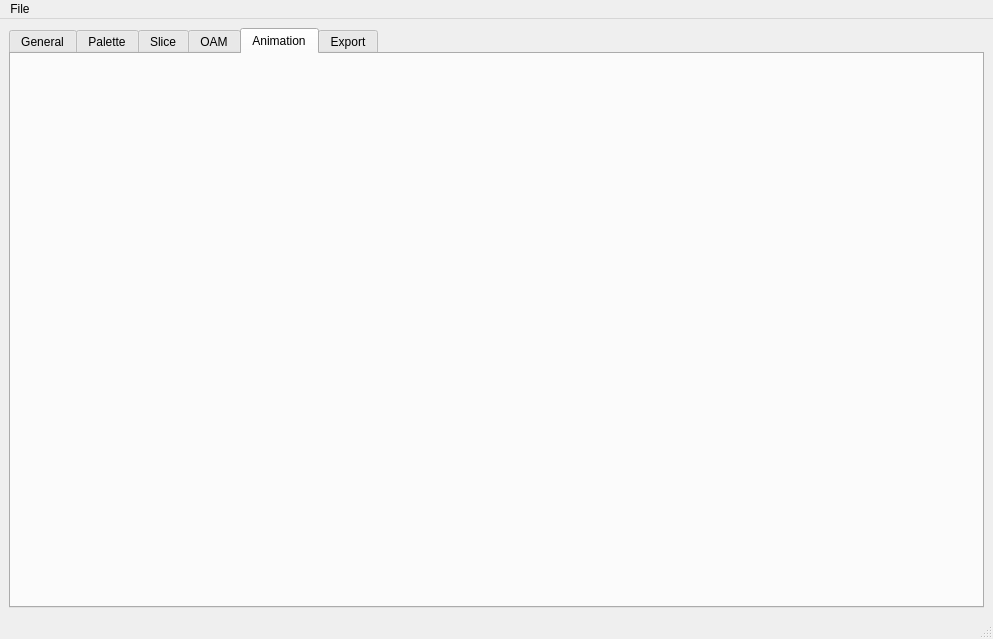
Above: FamiAnimator/mainwindow.ui from evgenykzz2/FamiTool before the change. Below: the same form after it.
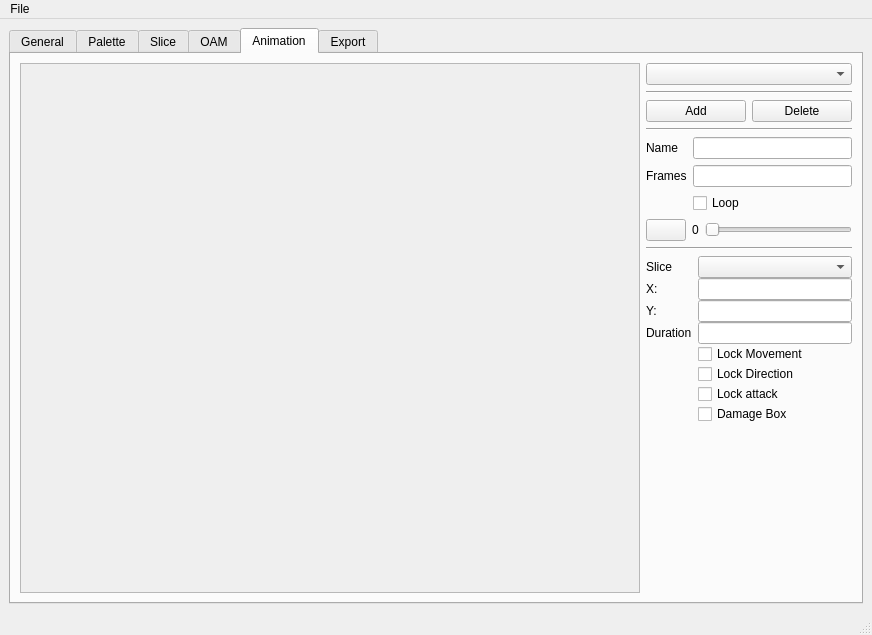
That is the form after the change. The open tabs and pages were chosen to show the change. Icons and pictures are not drawn.

What changed in the file:
```diff
--- a/FamiAnimator/mainwindow.ui
+++ b/FamiAnimator/mainwindow.ui
@@ -6,8 +6,8 @@
    <rect>
     <x>0</x>
     <y>0</y>
-    <width>993</width>
-    <height>639</height>
+    <width>872</width>
+    <height>635</height>
    </rect>
   </property>
   <property name="windowTitle">
@@ -1043,6 +1043,292 @@
        <attribute name="title">
         <string>Animation</string>
        </attribute>
+       <layout class="QHBoxLayout" name="horizontalLayout_14" stretch="3,1">
+        <item>
+         <widget class="QScrollArea" name="scrollArea_Animation">
+          <property name="widgetResizable">
+           <bool>true</bool>
+          </property>
+          <widget class="QWidget" name="scrollAreaWidgetContents_4">
+           <property name="geometry">
+            <rect>
+             <x>0</x>
+             <y>0</y>
+             <width>616</width>
+             <height>525</height>
+            </rect>
+           </property>
+          </widget>
+         </widget>
+        </item>
+        <item>
+         <widget class="QWidget" name="widget_2" native="true">
+          <layout class="QVBoxLayout" name="verticalLayout_5">
+           <property name="leftMargin">
+            <number>0</number>
+           </property>
+           <property name="topMargin">
+            <number>0</number>
+           </property>
+           <property name="rightMargin">
+            <number>0</number>
+           </property>
+           <property name="bottomMargin">
+            <number>0</number>
+           </property>
+           <item>
+            <widget class="QComboBox" name="combo_animation"/>
+           </item>
+           <item>
+            <widget class="Line" name="line_10">
+             <property name="orientation">
+              <enum>Qt::Horizontal</enum>
+             </property>
+            </widget>
+           </item>
+           <item>
+            <layout class="QHBoxLayout" name="horizontalLayout_15">
+             <property name="topMargin">
+              <number>0</number>
+             </property>
+             <item>
+              <widget class="QPushButton" name="btn_animation_add">
+               <property name="text">
+                <string>Add</string>
+               </property>
+              </widget>
+             </item>
+             <item>
+              <widget class="QPushButton" name="btn_animation_delete">
+               <property name="text">
+                <string>Delete</string>
+               </property>
+              </widget>
+             </item>
+            </layout>
+           </item>
+           <item>
+            <widget class="Line" name="line_11">
+             <property name="orientation">
+              <enum>Qt::Horizontal</enum>
+             </property>
+            </widget>
+           </item>
+           <item>
+            <layout class="QFormLayout" name="formLayout">
+             <property name="topMargin">
+              <number>0</number>
+             </property>
+             <property name="bottomMargin">
+              <number>0</number>
+             </property>
+             <item row="0" column="0">
+              <widget class="QLabel" name="label_12">
+               <property name="text">
+                <string>Name</string>
+               </property>
+              </widget>
+             </item>
+             <item row="0" column="1">
+              <widget class="QLineEdit" name="edit_animation_name"/>
+             </item>
+             <item row="1" column="0">
+              <widget class="QLabel" name="label_13">
+               <property name="text">
+                <string>Frames</string>
+               </property>
+              </widget>
+             </item>
+             <item row="1" column="1">
+              <widget class="QLineEdit" name="edit_animation_frames"/>
+             </item>
+             <item row="2" column="0">
+              <widget class="QLabel" name="label_14">
+               <property name="text">
+                <string/>
+               </property>
+              </widget>
+             </item>
+             <item row="2" column="1">
+              <widget class="QCheckBox" name="check_animation_loop">
+               <property name="text">
+                <string>Loop</string>
+               </property>
+              </widget>
+             </item>
+            </layout>
+           </item>
+           <item>
+            <layout class="QHBoxLayout" name="horizontalLayout_16">
+             <property name="topMargin">
+              <number>0</number>
+             </property>
+             <item>
+              <widget class="QPushButton" name="btn_animation_play">
+               <property name="text">
+                <string/>
+               </property>
+               <property name="icon">
+                <iconset resource="resources.qrc">
+                 <normaloff>:/res/resource/play.png</normaloff>:/res/resource/play.png</iconset>
+               </property>
+               <property name="checkable">
+                <bool>true</bool>
+               </property>
+              </widget>
+             </item>
+             <item>
+              <widget class="QLabel" name="label_animation_frame">
+               <property name="text">
+                <string>0</string>
+               </property>
+              </widget>
+             </item>
+             <item>
+              <widget class="QSlider" name="slider_animation_frame">
+               <property name="orientation">
+                <enum>Qt::Horizontal</enum>
+               </property>
+              </widget>
+             </item>
+            </layout>
+           </item>
+           <item>
+            <widget class="Line" name="line_12">
+             <property name="orientation">
+              <enum>Qt::Horizontal</enum>
+             </property>
+            </widget>
+           </item>
+           <item>
+            <layout class="QFormLayout" name="formLayout_2">
+             <property name="horizontalSpacing">
+              <number>6</number>
+             </property>
+             <property name="verticalSpacing">
+              <number>0</number>
+             </property>
+             <property name="topMargin">
+              <number>0</number>
+             </property>
+             <property name="bottomMargin">
+              <number>0</number>
+             </property>
+             <item row="3" column="1">
+              <widget class="QLineEdit" name="edit_frame_duration"/>
+             </item>
+             <item row="3" column="0">
+              <widget class="QLabel" name="label_15">
+               <property name="text">
+                <string>Duration</string>
+               </property>
+              </widget>
+             </item>
+             <item row="4" column="1">
+              <widget class="QCheckBox" name="check_frame_lock_movement">
+               <property name="text">
+                <string>Lock Movement</string>
+               </property>
+              </widget>
+             </item>
+             <item row="5" column="1">
+              <widget class="QCheckBox" name="check_frame_lock_direction">
+               <property name="text">
+                <string>Lock Direction</string>
+               </property>
+              </widget>
+             </item>
+             <item row="6" column="1">
+              <widget class="QCheckBox" name="check_frame_lock_attack">
+               <property name="text">
+                <string>Lock attack</string>
+               </property>
+              </widget>
+             </item>
+             <item row="4" column="0">
+              <widget class="QLabel" name="label_17">
+               <property name="text">
+                <string/>
+               </property>
+              </widget>
+             </item>
+             <item row="5" column="0">
+              <widget class="QLabel" name="label_18">
+               <property name="text">
+                <string/>
+               </property>
+              </widget>
+             </item>
+             <item row="6" column="0">
+              <widget class="QLabel" name="label_19">
+               <property name="text">
+                <string/>
+               </property>
+              </widget>
+             </item>
+             <item row="7" column="0">
+              <widget class="QLabel" name="label_21">
+               <property name="text">
+                <string/>
+               </property>
+              </widget>
+             </item>
+             <item row="7" column="1">
+              <widget class="QCheckBox" name="check_frame_damage_box">
+               <property name="text">
+                <string>Damage Box</string>
+               </property>
+              </widget>
+             </item>
+             <item row="2" column="1">
+              <widget class="QLineEdit" name="edit_frame_y"/>
+             </item>
+             <item row="1" column="1">
+              <widget class="QLineEdit" name="edit_frame_x"/>
+             </item>
+             <item row="1" column="0">
+              <widget class="QLabel" name="label_20">
+               <property name="text">
+                <string>X:</string>
+               </property>
+              </widget>
+             </item>
+             <item row="2" column="0">
+              <widget class="QLabel" name="label_22">
+               <property name="text">
+                <string>Y:</string>
+               </property>
+              </widget>
+             </item>
+             <item row="0" column="1">
+              <widget class="QComboBox" name="combo_animation_slice"/>
+             </item>
+             <item row="0" column="0">
+              <widget class="QLabel" name="label_23">
+               <property name="text">
+                <string>Slice</string>
+               </property>
+              </widget>
+             </item>
+            </layout>
+           </item>
+           <item>
+            <spacer name="verticalSpacer_5">
+             <property name="orientation">
+              <enum>Qt::Vertical</enum>
+             </property>
+             <property name="sizeHint" stdset="0">
+              <size>
+               <width>20</width>
+               <height>40</height>
+              </size>
+             </property>
+            </spacer>
+           </item>
+          </layout>
+         </widget>
+        </item>
+       </layout>
       </widget>
       <widget class="QWidget" name="tab_export">
        <attribute name="title">
@@ -1071,7 +1357,7 @@
     <rect>
      <x>0</x>
      <y>0</y>
-     <width>993</width>
+     <width>872</width>
      <height>22</height>
     </rect>
    </property>
```
Left out of the diff: 18 changed lines with no effect on the pictures.
